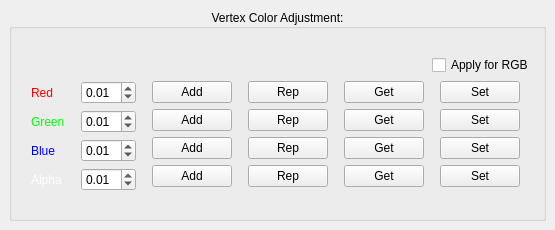
Old version of the form src/developer/main/shadertools/editvertexcolors/widget/ui/editVertexColorsUI.ui in the repository code-google-com/mayatools.
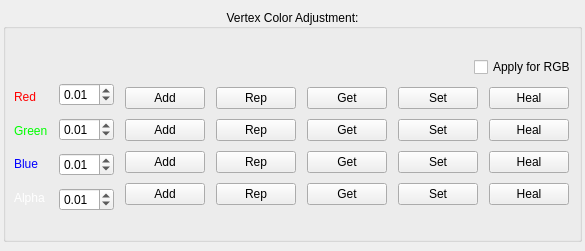
New version of the form.

```diff
--- a/src/developer/main/shadertools/editvertexcolors/widget/ui/editVertexColorsUI.ui
+++ b/src/developer/main/shadertools/editvertexcolors/widget/ui/editVertexColorsUI.ui
@@ -6,8 +6,8 @@
    <rect>
     <x>0</x>
     <y>0</y>
-    <width>555</width>
-    <height>230</height>
+    <width>585</width>
+    <height>251</height>
    </rect>
   </property>
   <property name="windowTitle">
@@ -15,6 +15,12 @@
   </property>
   <widget class="QWidget" name="centralwidget">
    <layout class="QVBoxLayout" name="verticalLayout_10">
+    <property name="leftMargin">
+     <number>3</number>
+    </property>
+    <property name="rightMargin">
+     <number>3</number>
+    </property>
     <item>
      <widget class="QGroupBox" name="groupBox_2">
       <property name="title">
@@ -24,6 +30,12 @@
        <set>Qt::AlignCenter</set>
       </property>
       <layout class="QVBoxLayout" name="verticalLayout_4">
+       <property name="leftMargin">
+        <number>3</number>
+       </property>
+       <property name="rightMargin">
+        <number>3</number>
+       </property>
        <item>
         <layout class="QVBoxLayout" name="verticalLayout_3">
          <item>
@@ -134,6 +146,9 @@
            </item>
            <item>
             <layout class="QVBoxLayout" name="verticalLayout_5">
+             <property name="spacing">
+              <number>12</number>
+             </property>
              <item>
               <widget class="QDoubleSpinBox" name="doubleSpinBox">
                <property name="sizePolicy">
@@ -451,6 +466,62 @@
              </item>
             </layout>
            </item>
+           <item>
+            <layout class="QVBoxLayout" name="verticalLayout_11">
+             <item>
+              <widget class="QPushButton" name="pushButton_5">
+               <property name="sizePolicy">
+                <sizepolicy hsizetype="Fixed" vsizetype="Fixed">
+                 <horstretch>0</horstretch>
+                 <verstretch>0</verstretch>
+                </sizepolicy>
+               </property>
+               <property name="text">
+                <string>Heal</string>
+               </property>
+              </widget>
+             </item>
+             <item>
+              <widget class="QPushButton" name="pushButton_6">
+               <property name="sizePolicy">
+                <sizepolicy hsizetype="Fixed" vsizetype="Fixed">
+                 <horstretch>0</horstretch>
+                 <verstretch>0</verstretch>
+                </sizepolicy>
+               </property>
+               <property name="text">
+                <string>Heal</string>
+               </property>
+              </widget>
+             </item>
+             <item>
+              <widget class="QPushButton" name="pushButton_7">
+               <property name="sizePolicy">
+                <sizepolicy hsizetype="Fixed" vsizetype="Fixed">
+                 <horstretch>0</horstretch>
+                 <verstretch>0</verstretch>
+                </sizepolicy>
+               </property>
+               <property name="text">
+                <string>Heal</string>
+               </property>
+              </widget>
+             </item>
+             <item>
+              <widget class="QPushButton" name="pushButton_8">
+               <property name="sizePolicy">
+                <sizepolicy hsizetype="Fixed" vsizetype="Fixed">
+                 <horstretch>0</horstretch>
+                 <verstretch>0</verstretch>
+                </sizepolicy>
+               </property>
+               <property name="text">
+                <string>Heal</string>
+               </property>
+              </widget>
+             </item>
+            </layout>
+           </item>
           </layout>
          </item>
         </layout>
```
